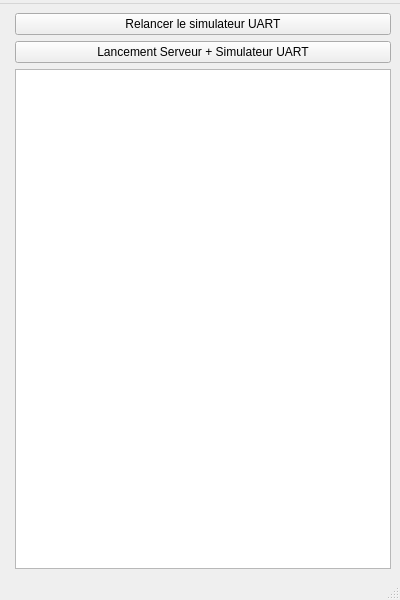
This is serveur/mainwindow.ui in etiennelndr/serveur_voilierautonome as Qt 5 draws it before an edit. The edited form follows.
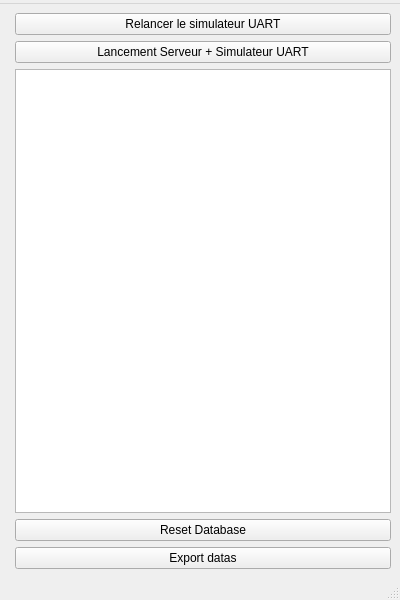
This is the edited form.

Commit message: Correct minor errors and begin the implementation of database export and reset

What changed in the file:
```diff
--- a/serveur/mainwindow.ui
+++ b/serveur/mainwindow.ui
@@ -54,6 +54,20 @@
       </property>
      </widget>
     </item>
+    <item row="4" column="1">
+     <widget class="QPushButton" name="button_resetDB">
+      <property name="text">
+       <string>Reset Database</string>
+      </property>
+     </widget>
+    </item>
+    <item row="5" column="1">
+     <widget class="QPushButton" name="button_exportDatas">
+      <property name="text">
+       <string>Export datas</string>
+      </property>
+     </widget>
+    </item>
    </layout>
   </widget>
   <widget class="QMenuBar" name="menubar">
```
Left out of the diff: 2 changed lines with no effect on the pictures. The commit also changes 9 other files.
